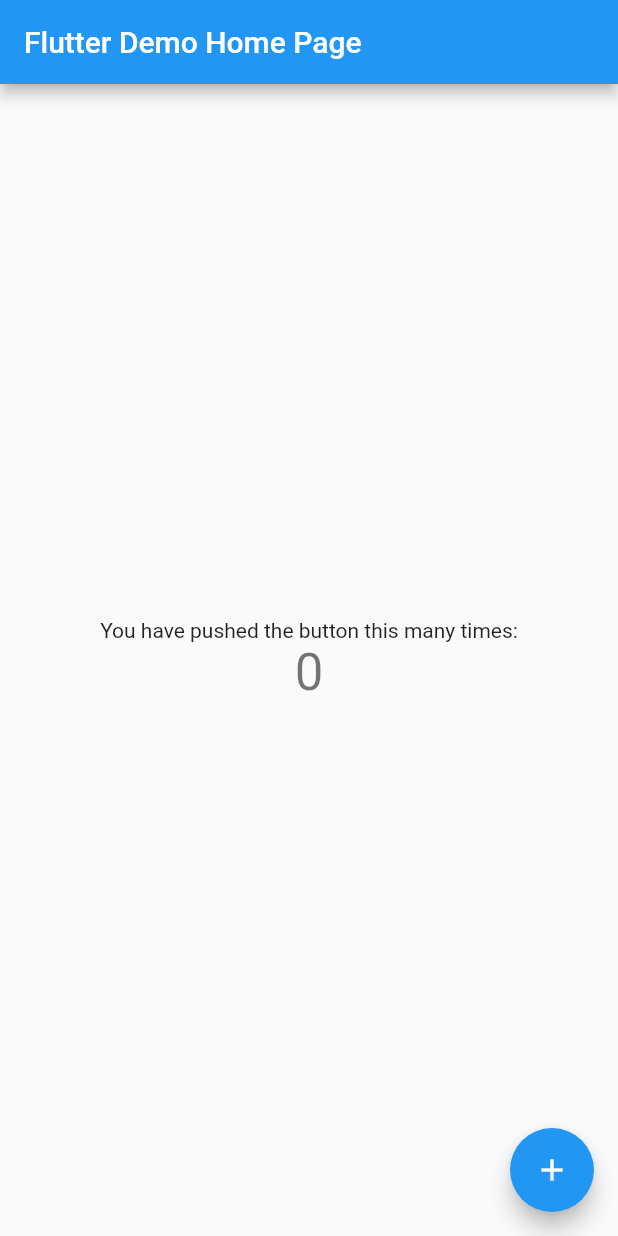
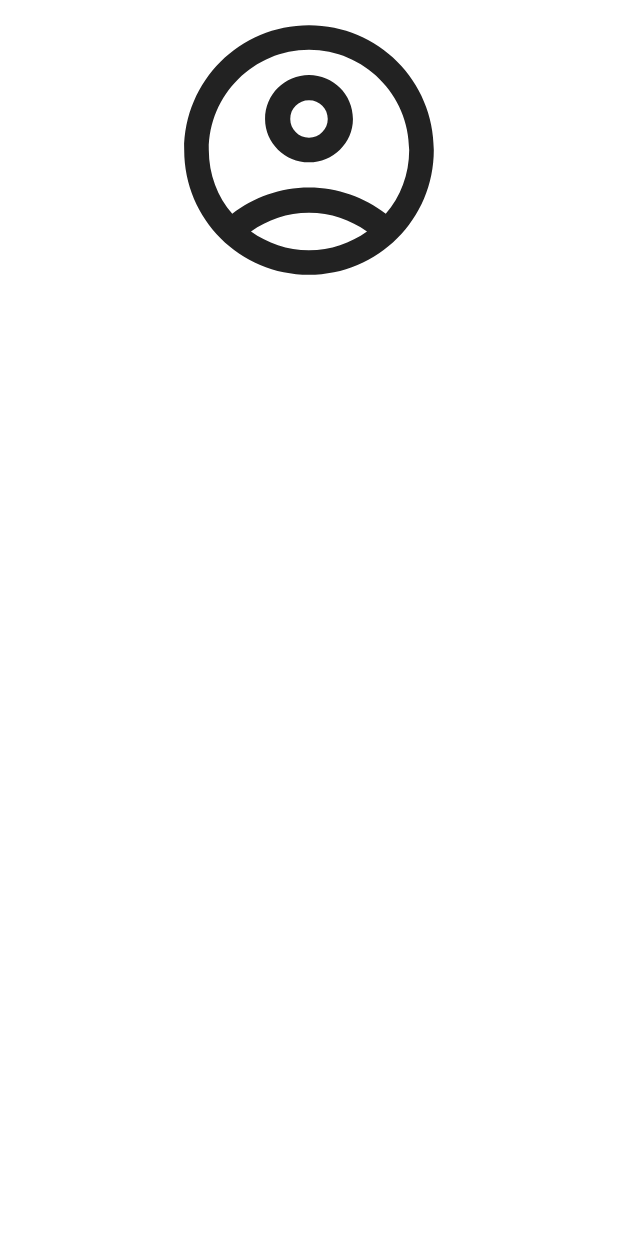
Before and after one commit to BulletServices/Flutter-API-MySQL--TEST-, a Flutter app: the screen it shows after launch, on a phone screen of 412 x 824 dp. Run offline on Flutter 3.47's test engine with Material 2 defaults, Android fonts, the phone set to English and light mode, and no system bars.

Commit message:
Update main.dart

```diff
--- a/lib/main.dart
+++ b/lib/main.dart
@@ -11,19 +11,7 @@ class MyApp extends StatelessWidget {
     return MaterialApp(
       title: 'Flutter Demo',
       theme: ThemeData(
-        // This is the theme of your application.
-        //
-        // Try running your application with "flutter run". You'll see the
-        // application has a blue toolbar. Then, without quitting the app, try
-        // changing the primarySwatch below to Colors.green and then invoke
-        // "hot reload" (press "r" in the console where you ran "flutter run",
-        // or simply save your changes to "hot reload" in a Flutter IDE).
-        // Notice that the counter didn't reset back to zero; the application
-        // is not restarted.
         primarySwatch: Colors.blue,
-        // This makes the visual density adapt to the platform that you run
-        // the app on. For desktop platforms, the controls will be smaller and
-        // closer together (more dense) than on mobile platforms.
         visualDensity: VisualDensity.adaptivePlatformDensity,
       ),
       home: MyHomePage(title: 'Flutter Demo Home Page'),
@@ -34,15 +22,6 @@ class MyApp extends StatelessWidget {
 class MyHomePage extends StatefulWidget {
   MyHomePage({Key key, this.title}) : super(key: key);
 
-  // This widget is the home page of your application. It is stateful, meaning
-  // that it has a State object (defined below) that contains fields that affect
-  // how it looks.
-
-  // This class is the configuration for the state. It holds the values (in this
-  // case the title) provided by the parent (in this case the App widget) and
-  // used by the build method of the State. Fields in a Widget subclass are
-  // always marked "final".
-
   final String title;
 
   @override
@@ -50,68 +29,17 @@ class MyHomePage extends StatefulWidget {
 }
 
 class _MyHomePageState extends State<MyHomePage> {
-  int _counter = 0;
 
-  void _incrementCounter() {
-    setState(() {
-      // This call to setState tells the Flutter framework that something has
-      // changed in this State, which causes it to rerun the build method below
-      // so that the display can reflect the updated values. If we changed
-      // _counter without calling setState(), then the build method would not be
-      // called again, and so nothing would appear to happen.
-      _counter++;
-    });
-  }
+  bool signin = true;
 
   @override
   Widget build(BuildContext context) {
-    // This method is rerun every time setState is called, for instance as done
-    // by the _incrementCounter method above.
-    //
-    // The Flutter framework has been optimized to make rerunning build methods
-    // fast, so that you can just rebuild anything that needs updating rather
-    // than having to individually change instances of widgets.
-    return Scaffold(
-      appBar: AppBar(
-        // Here we take the value from the MyHomePage object that was created by
-        // the App.build method, and use it to set our appbar title.
-        title: Text(widget.title),
+    return Container(
+      child: Column(
+        children: [
+          Icon(Icons.account_circle_outlined, size: 200,)
+        ],
       ),
-      body: Center(
-        // Center is a layout widget. It takes a single child and positions it
-        // in the middle of the parent.
-        child: Column(
-          // Column is also a layout widget. It takes a list of children and
-          // arranges them vertically. By default, it sizes itself to fit its
-          // children horizontally, and tries to be as tall as its parent.
-          //
-          // Invoke "debug painting" (press "p" in the console, choose the
-          // "Toggle Debug Paint" action from the Flutter Inspector in Android
-          // Studio, or the "Toggle Debug Paint" command in Visual Studio Code)
-          // to see the wireframe for each widget.
-          //
-          // Column has various properties to control how it sizes itself and
-          // how it positions its children. Here we use mainAxisAlignment to
-          // center the children vertically; the main axis here is the vertical
-          // axis because Columns are vertical (the cross axis would be
-          // horizontal).
-          mainAxisAlignment: MainAxisAlignment.center,
-          children: <Widget>[
-            Text(
-              'You have pushed the button this many times:',
-            ),
-            Text(
-              '$_counter',
-              style: Theme.of(context).textTheme.headline4,
-            ),
-          ],
-        ),
-      ),
-      floatingActionButton: FloatingActionButton(
-        onPressed: _incrementCounter,
-        tooltip: 'Increment',
-        child: Icon(Icons.add),
-      ), // This trailing comma makes auto-formatting nicer for build methods.
     );
   }
-}
+  }
```
